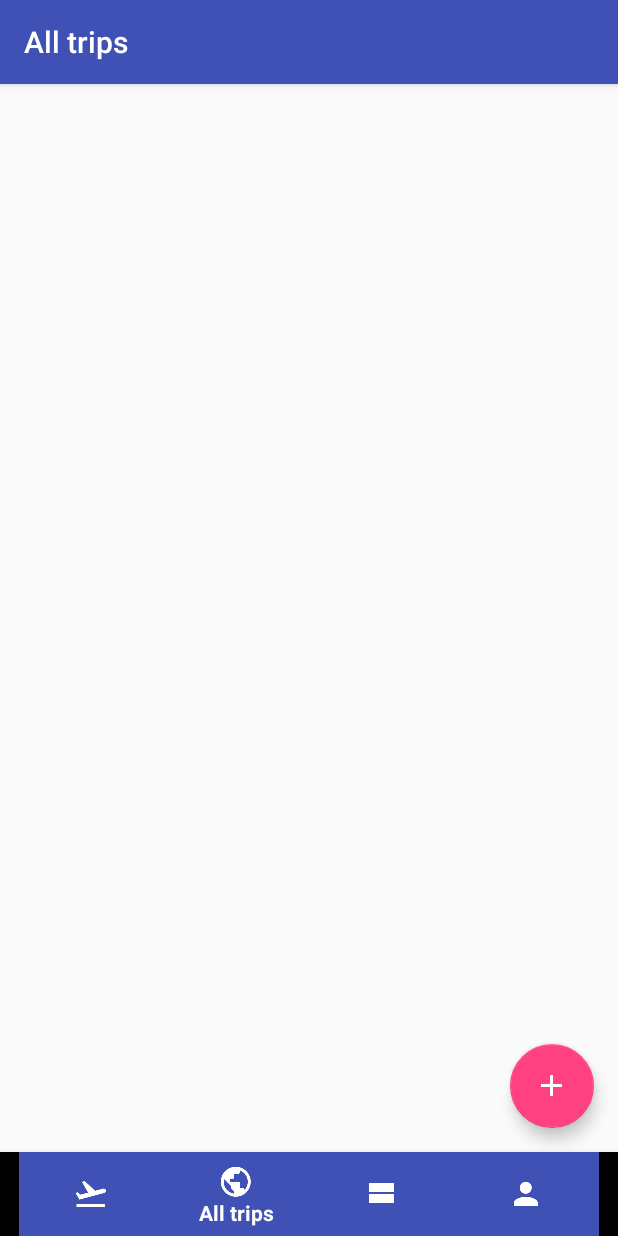
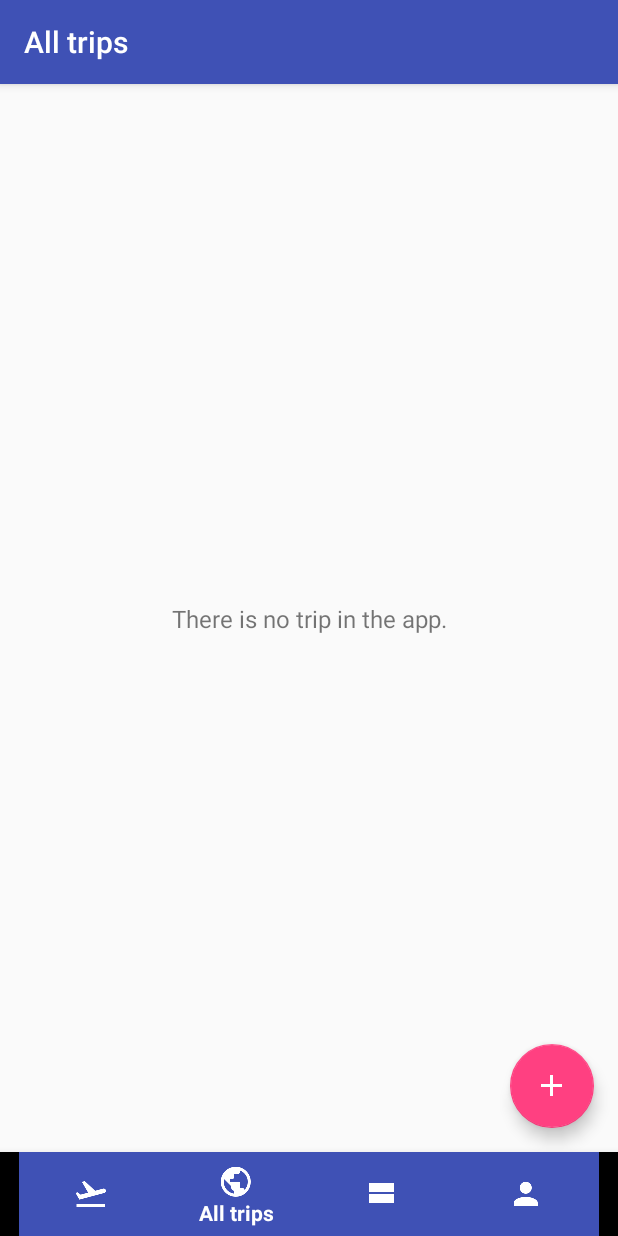
Before and after one commit to jules-larue/trip-manager, an Android app: the TripsListFragment screen opened directly, with no data from a screen before it, on a phone screen of 412 x 824 dp. Run offline under Robolectric (Android 15) with nearby library versions, the phone set to English and light mode, and no system bars.

Commit message:
Text message when no user trip

```diff
--- a/app/src/main/java/com/example/android/tripmanager/fragment/TripsListFragment.java
+++ b/app/src/main/java/com/example/android/tripmanager/fragment/TripsListFragment.java
@@ -11,6 +11,7 @@ import android.util.Log;
 import android.view.LayoutInflater;
 import android.view.View;
 import android.view.ViewGroup;
+import android.widget.TextView;
 
 import com.example.android.tripmanager.R;
 import com.example.android.tripmanager.UserConnectedManager;
@@ -26,6 +27,7 @@ public class TripsListFragment extends Fragment {
 
     private RecyclerView mTripList;
     private FloatingActionButton mBtnAddTrip;
+    private TextView mTvNoTrip;
 
     public enum TripSelection { ALL_TRIPS, USER_TRIPS }
     private TripSelection mTripSelection;
@@ -50,6 +52,7 @@ public class TripsListFragment extends Fragment {
         // Init widgets
         mTripList = getView().findViewById(R.id.rv_all_trips);
         mBtnAddTrip = getView().findViewById(R.id.fab_add_trip);
+        mTvNoTrip = getView().findViewById(R.id.tv_no_trip);
 
         mTripList.setLayoutManager(new LinearLayoutManager(getContext()));
 
@@ -74,6 +77,7 @@ public class TripsListFragment extends Fragment {
         TripDao tripDao = new TripDao(getContext());
 
         ArrayList<TripBean> trips = new ArrayList<>();
+        String textNoTrip = null;
         // Get the correct trips and
         // set the action title correctly
         switch (mTripSelection) {
@@ -81,6 +85,7 @@ public class TripsListFragment extends Fragment {
                 // Get all the trips of the app
                 trips = tripDao.getAllTrips(true, true);
                 getActivity().setTitle(R.string.all_trips);
+                textNoTrip = getString(R.string.no_trip_at_all);
                 break;
             case USER_TRIPS:
                 // Get only the trips that connected user
@@ -90,7 +95,19 @@ public class TripsListFragment extends Fragment {
                         true,
                         userConnected.getNickname());
                 getActivity().setTitle(R.string.your_trips);
+                textNoTrip = getString(R.string.no_user_trip);
                 break;
+        }
+        mTvNoTrip.setText(textNoTrip);
+
+        if (trips.isEmpty()) {
+            // No trip
+            mTripList.setVisibility(View.GONE);
+            mTvNoTrip.setVisibility(View.VISIBLE);
+        } else {
+            // At least one trip
+            mTripList.setVisibility(View.VISIBLE);
+            mTvNoTrip.setVisibility(View.GONE);
         }
 
         TripsAdapter tripsAdapter = new TripsAdapter(getContext(), trips);
--- a/app/src/main/res/layout/activity_trip_activities_list.xml
+++ b/app/src/main/res/layout/activity_trip_activities_list.xml
@@ -41,6 +41,7 @@
         android:layout_width="wrap_content"
         android:layout_height="wrap_content"
         android:text="@string/no_activity"
+        android:textSize="16sp"
         app:layout_constraintTop_toTopOf="parent"
         app:layout_constraintBottom_toBottomOf="parent"
         app:layout_constraintLeft_toLeftOf="parent"
--- a/app/src/main/res/layout/fragment_trips_list.xml
+++ b/app/src/main/res/layout/fragment_trips_list.xml
@@ -26,6 +26,16 @@
             app:layout_constraintEnd_toEndOf="parent"
             android:src="@drawable/ic_add_white_24dp"  />
 
+        <TextView
+            android:id="@+id/tv_no_trip"
+            android:layout_width="wrap_content"
+            android:layout_height="wrap_content"
+            android:textSize="16sp"
+            app:layout_constraintTop_toTopOf="parent"
+            app:layout_constraintRight_toRightOf="parent"
+            app:layout_constraintBottom_toBottomOf="parent"
+            app:layout_constraintLeft_toLeftOf="parent"/>
+
     </android.support.constraint.ConstraintLayout>
 
 </FrameLayout>
--- a/app/src/main/res/values/strings.xml
+++ b/app/src/main/res/values/strings.xml
@@ -85,4 +85,7 @@
     <string name="n_guests">%d guests</string>
     <string name="no_guest_in_trip">There is no guest in this trip.</string>
 
+    <string name="no_trip_at_all">There is no trip in the app.</string>
+    <string name="no_user_trip">You have no trip planned.</string>
+
 </resources>
```
